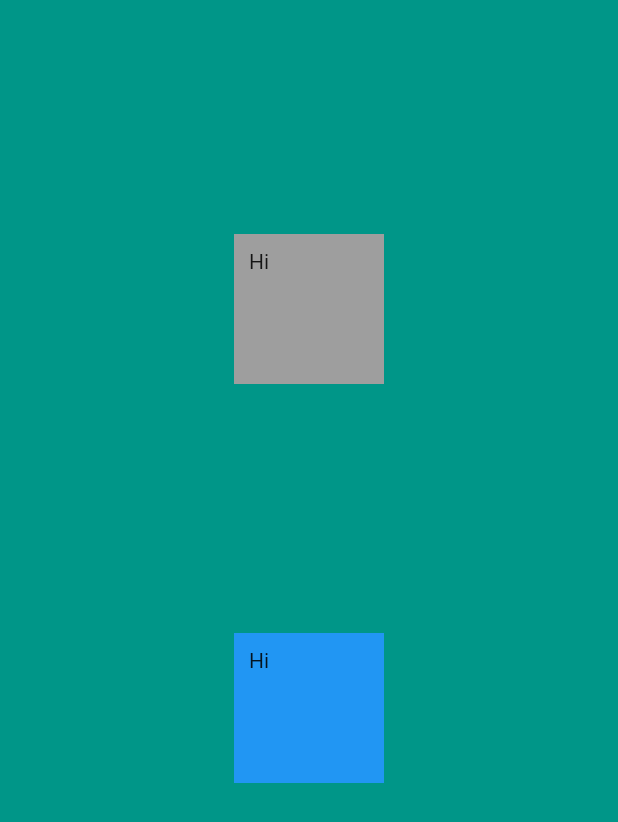
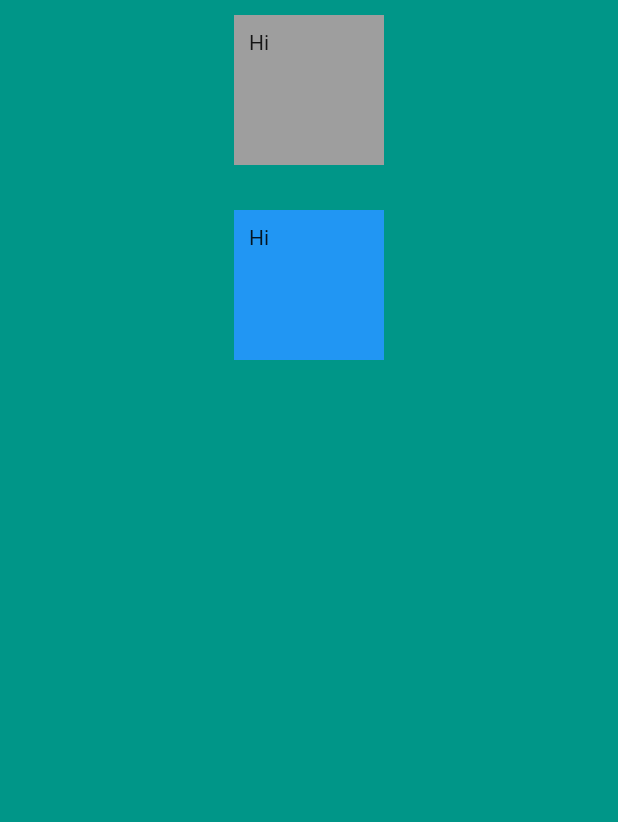
Before and after one commit to manoj1995madushanka/mi_card_flutter, a Flutter app: the screen it shows after launch, on a phone screen of 412 x 824 dp. Shown: the top 822 px of the screen. Run offline on Flutter 3.47's test engine with Material 2 defaults, Android fonts, the phone set to English and light mode, and no system bars; missing offline and left inert: dart:ffi.

Commit message:
add space between container using sizedBoc

```diff
--- a/lib/main.dart
+++ b/lib/main.dart
@@ -21,7 +21,7 @@ class MyApp extends StatelessWidget {
           child: Column(
             mainAxisSize: MainAxisSize.max, // set column size of the screen to its chaild elements total height
             verticalDirection:VerticalDirection.down , // set direction of child elements
-            mainAxisAlignment: MainAxisAlignment.spaceEvenly,// set position of child elements
+            //mainAxisAlignment: MainAxisAlignment.spaceEvenly,// set position of child elements
             children: [
               Container(
                 color: Colors.grey,
@@ -30,6 +30,10 @@ class MyApp extends StatelessWidget {
                 margin: EdgeInsets.all(10.0),
                 padding: EdgeInsets.all(10.0),
                 child: Text('Hi'),
+              ),
+              // add space between container
+              SizedBox(
+                height: 10.0,
               ),
               Container(
                 color: Colors.blue,
```
